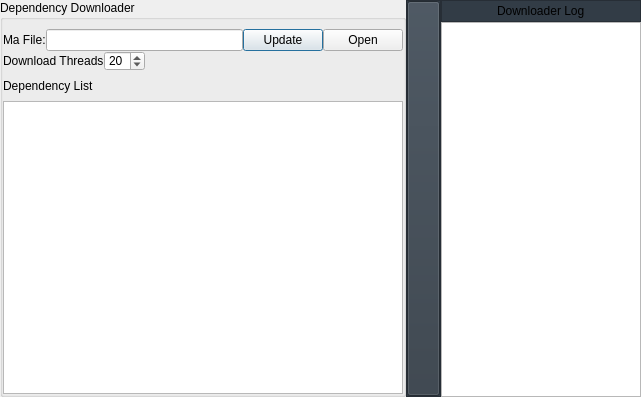
Old version of the form plugins/dependency_loader/gui/main.ui in the repository MayaFramework/Framework.
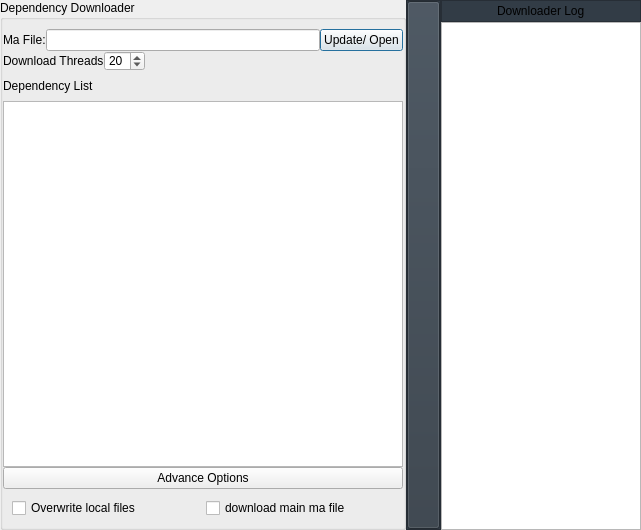
New version of the form.

Commit message:
added sates for uploader widget
Its possible to change configurations from outsite. check states, static attributes defined in dependecy_loader_window

What changed in the file:
```diff
--- a/plugins/dependency_loader/gui/main.ui
+++ b/plugins/dependency_loader/gui/main.ui
@@ -7,12 +7,21 @@
     <x>0</x>
     <y>0</y>
     <width>637</width>
-    <height>397</height>
+    <height>530</height>
    </rect>
   </property>
   <property name="windowTitle">
    <string>miguel.molledo.alvarez@gmail.com</string>
   </property>
+  <property name="toolTip">
+   <string/>
+  </property>
+  <property name="sizeGripEnabled">
+   <bool>false</bool>
+  </property>
+  <property name="modal">
+   <bool>true</bool>
+  </property>
   <layout class="QHBoxLayout" name="horizontalLayout_5">
    <property name="spacing">
     <number>0</number>
@@ -84,26 +93,7 @@
            <string>Update recursively the file that must be an [.ma]</string>
           </property>
           <property name="text">
-           <string>Update</string>
-          </property>
-         </widget>
-        </item>
-        <item>
-         <widget class="QPushButton" name="open_btn">
-          <property name="sizePolicy">
-           <sizepolicy hsizetype="Fixed" vsizetype="Fixed">
-            <horstretch>0</horstretch>
-            <verstretch>0</verstretch>
-           </sizepolicy>
-          </property>
-          <property name="minimumSize">
-           <size>
-            <width>40</width>
-            <height>0</height>
-           </size>
-          </property>
-          <property name="text">
-           <string>Open</string>
+           <string>Update/ Open</string>
           </property>
          </widget>
         </item>
@@ -229,6 +219,47 @@
         </property>
        </widget>
       </item>
+      <item>
+       <layout class="QVBoxLayout" name="verticalLayout_5">
+        <item>
+         <widget class="QPushButton" name="advance_options_btn">
+          <property name="text">
+           <string>Advance Options</string>
+          </property>
+         </widget>
+        </item>
+        <item>
+         <widget class="QWidget" name="advance_options_widget" native="true">
+          <layout class="QVBoxLayout" name="verticalLayout_7">
+           <item>
+            <layout class="QHBoxLayout" name="horizontalLayout_4">
+             <item>
+              <widget class="QCheckBox" name="overwrite_chk_box">
+               <property name="toolTip">
+                <string/>
+               </property>
+               <property name="text">
+                <string>Overwrite local files</string>
+               </property>
+              </widget>
+             </item>
+             <item>
+              <widget class="QCheckBox" name="download_ma_file">
+               <property name="toolTip">
+                <string>Do you want to download the main ma file defined above ?</string>
+               </property>
+               <property name="text">
+                <string>download main ma file</string>
+               </property>
+              </widget>
+             </item>
+            </layout>
+           </item>
+          </layout>
+         </widget>
+        </item>
+       </layout>
+      </item>
      </layout>
     </widget>
    </item>
```
The commit also changes 5 other files.
